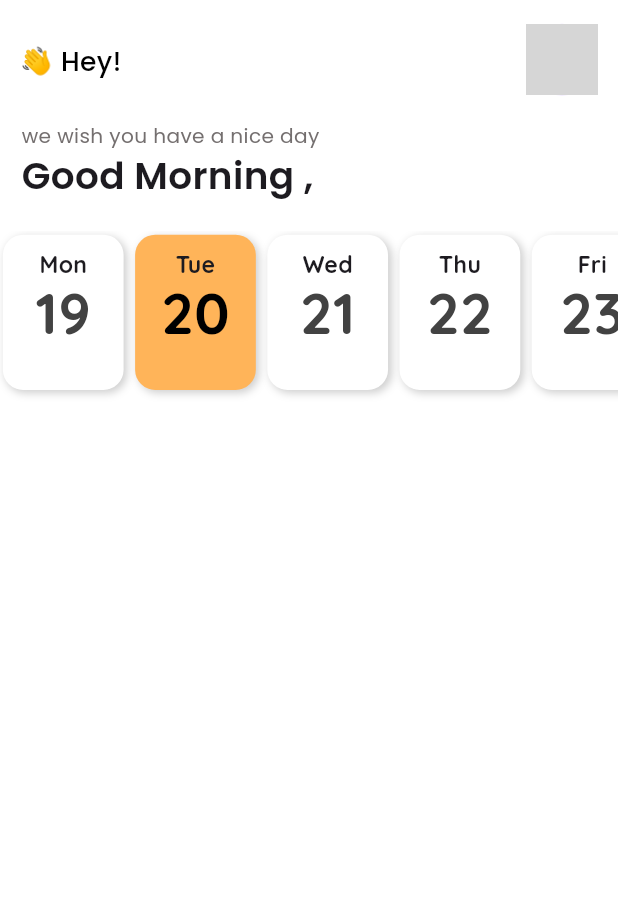
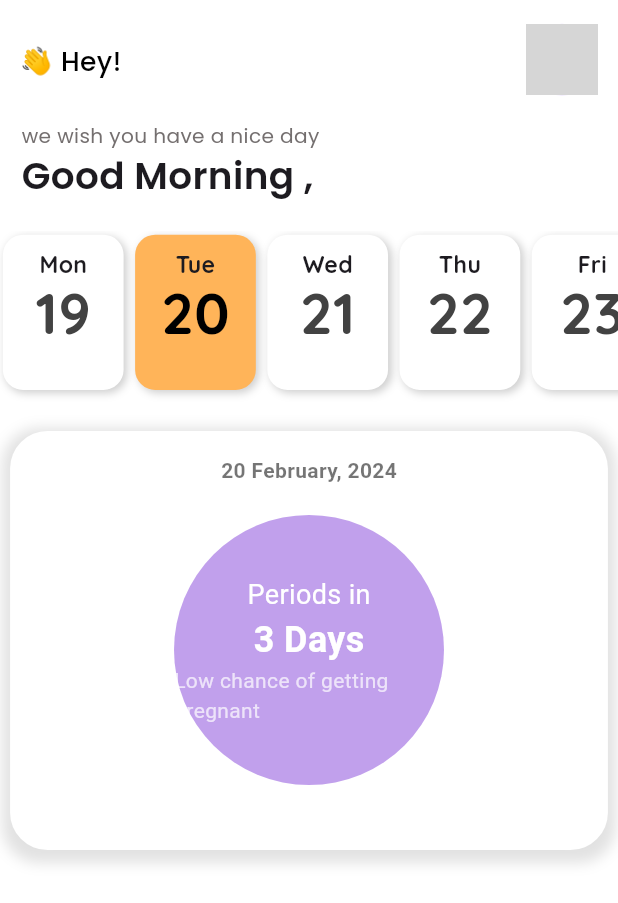
Before and after one commit to PratyushaKumarKar/misflo, a Flutter app: the Home screen opened directly with empty values, on a phone screen of 412 x 824 dp. Shown: the top 903 px of the screen. Run offline on Flutter 3.47's test engine with Material 3 defaults, Android fonts, the phone set to English and light mode, and no system bars; our stand-ins replace cloud_firestore, curved_navigation_bar, firebase_auth, firebase_core, flutter_svg, google_fonts and 1 more; accounts and stored records are empty; network calls fail; grey boxes are pictures that could not be loaded.

Commit message:
added doctor page and period button

```diff
--- a/lib/pages/home.dart
+++ b/lib/pages/home.dart
@@ -1,9 +1,8 @@
-import 'dart:ui';
-
 import 'package:flutter/material.dart';
 import 'package:firebase_auth/firebase_auth.dart';
 import 'package:cloud_firestore/cloud_firestore.dart';
 import 'package:google_fonts/google_fonts.dart';
+import 'package:misflo/pages/doctor.dart';
 import 'package:misflo/utils/screentools.dart';
 import 'package:intl/intl.dart' show DateFormat, toBeginningOfSentenceCase;
 
@@ -14,6 +13,105 @@ class Home extends StatefulWidget {
 
   @override
   State<Home> createState() => _HomeState();
+}
+
+// This is the Period Button Widget
+class PeriodTrackerCard extends StatefulWidget {
+  final double height;
+  final double width;
+  const PeriodTrackerCard(
+      {super.key, required this.height, required this.width});
+
+  @override
+  _PeriodTrackerCardState createState() => _PeriodTrackerCardState();
+}
+
+class _PeriodTrackerCardState extends State<PeriodTrackerCard> {
+  // Dummy values for demonstration; you might want to replace these with real data
+  int daysUntilPeriod = 3;
+  bool isFertile = false;
+
+  void _logCycleStart() {
+    //  Implement your logic to log the menstrual cycle start time
+    print("Cycle start logged at ${DateTime.now()}");
+    // Update your database or state management solution accordingly
+  }
+
+  @override
+  Widget build(BuildContext context) {
+    return Container(
+      width: widget.width,
+      height: widget.height,
+      padding: const EdgeInsets.all(16.0),
+      decoration: BoxDecoration(
+        color: Colors.white,
+        borderRadius: BorderRadius.circular(25),
+        boxShadow: [
+          BoxShadow(
+            color: Colors.grey.withOpacity(0.3),
+            spreadRadius: 5,
+            blurRadius: 7,
+            offset: const Offset(0, 3),
+          ),
+        ],
+      ),
+      child: Column(
+        mainAxisSize: MainAxisSize.min,
+        children: [
+          Text(
+            DateFormat('d MMMM, y').format(DateTime.now()),
+            style: const TextStyle(
+              color: Colors.black54,
+              fontWeight: FontWeight.bold,
+            ),
+          ),
+          SizedBox(height: 20),
+          InkWell(
+            onTap: _logCycleStart,
+            child: Container(
+              width: 180,
+              height: 180,
+              decoration: BoxDecoration(
+                color: Color(0xFFC1A0EC),
+                shape: BoxShape.circle,
+              ),
+              child: Center(
+                child: Column(
+                  mainAxisAlignment: MainAxisAlignment.center,
+                  children: [
+                    Text(
+                      'Periods in',
+                      style: TextStyle(
+                        color: Colors.white,
+                        fontSize: 18,
+                      ),
+                    ),
+                    Text(
+                      '$daysUntilPeriod Days',
+                      style: TextStyle(
+                        color: Colors.white,
+                        fontWeight: FontWeight.bold,
+                        fontSize: 24,
+                      ),
+                    ),
+                    Text(
+                      isFertile
+                          ? 'High chance of getting pregnant'
+                          : 'Low chance of getting pregnant',
+                      style: TextStyle(
+                        color: Colors.white70,
+                        fontSize: 14,
+                      ),
+                    ),
+                  ],
+                ),
+              ),
+            ),
+          ),
+        ],
+      ),
+    );
+  }
 }
 
 class _HomeState extends State<Home> {
@@ -39,7 +137,7 @@ class _HomeState extends State<Home> {
         builder: (context, snapshot) {
           if (snapshot.connectionState == ConnectionState.waiting) {
             // Return a loading indicator or placeholder
-            return CircularProgressIndicator();
+            return const CircularProgressIndicator();
           }
 
           if (snapshot.hasError) {
@@ -233,6 +331,12 @@ class _HomeState extends State<Home> {
                             ),
                           ),
                         ),
+                        Positioned(
+                            top: height(context, 325),
+                            left: width(context, 7),
+                            child: PeriodTrackerCard(
+                                height: height(context, 316),
+                                width: width(context, 416))),
                       ],
                     ),
                   ),
@@ -240,9 +344,42 @@ class _HomeState extends State<Home> {
                 Positioned(
                   right: width(context, 14),
                   top: height(context, 18),
-                  child: CircleAvatar(
-                    radius: height(context, 27),
-                    backgroundImage: NetworkImage(photoUrl),
+                  child: GestureDetector(
+                    onTapDown: (details) {
+                      // Show a blur effect
+
+                      showMenu(
+                        context: context,
+                        position: RelativeRect.fromLTRB(
+                          details.globalPosition.dx,
+                          details.globalPosition.dy,
+                          details.globalPosition.dx,
+                          details.globalPosition.dy,
+                        ),
+                        items: [
+                          PopupMenuItem(
+                            child: Text('Log Out'),
+                            onTap: () {
+                              // Handle option 1 tap
+                            },
+                          ),
+                          PopupMenuItem(
+                            child: Text('My Doctors'),
+                            onTap: () {
+                              Navigator.push(
+                                  context,
+                                  MaterialPageRoute(
+                                      builder: (context) =>
+                                          const DoctorsPage()));
+                            },
+                          ),
+                        ],
+                      );
+                    },
+                    child: CircleAvatar(
+                      radius: height(context, 27),
+                      backgroundImage: NetworkImage(photoUrl),
+                    ),
                   ),
                 ),
               ],
```
Also changed, not shown: lib/pages/doctor.dart (added, +165 -0 lines), lib/pages/prescriptionvault.dart (added).
